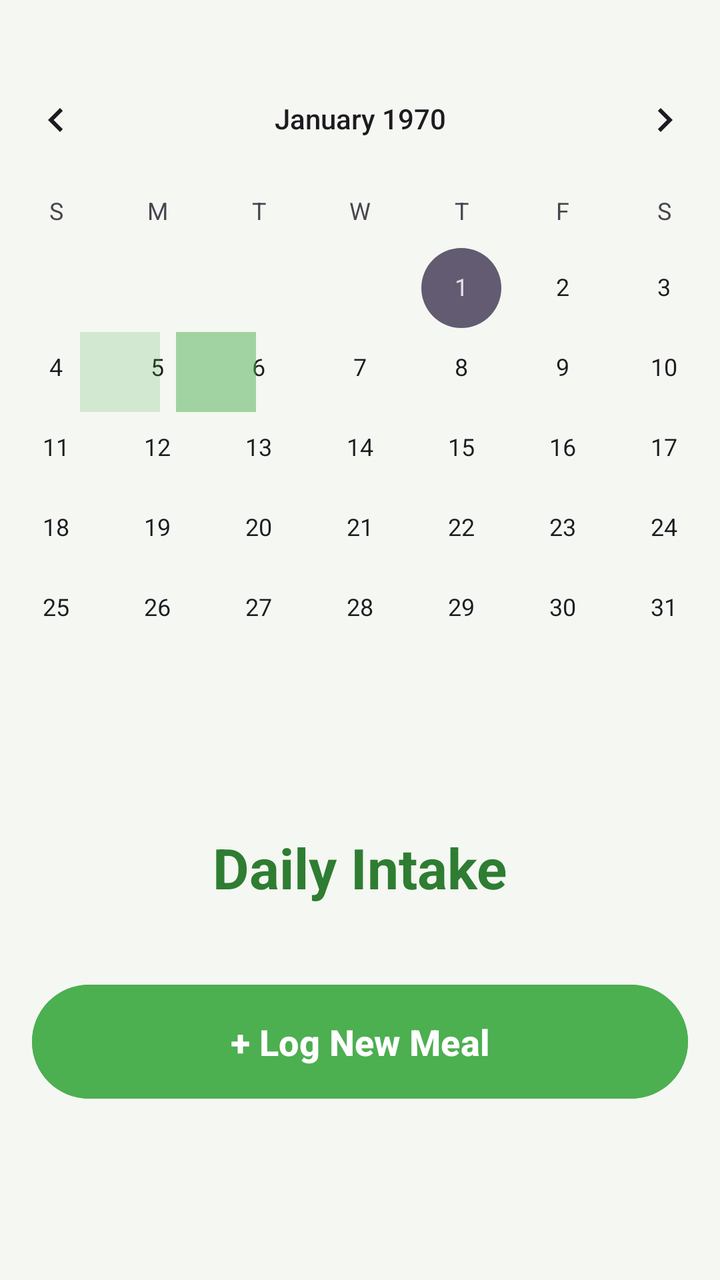
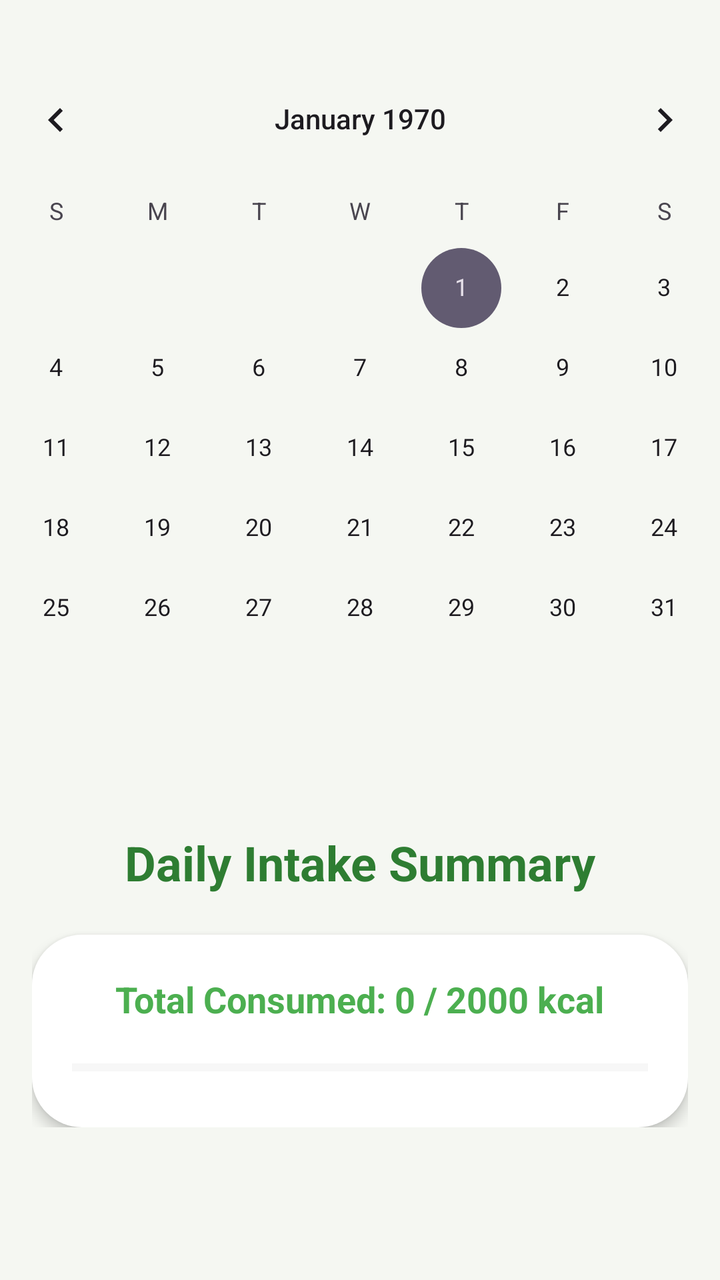

The first picture is an Android layout as it rendered before a commit; the second is the same layout after the commit. The layout source and the unified diff follow.
<!-- AndroidManifest.xml: application theme Theme.Gamstop -->
<!-- res/layout/fragment_calendar_calorie_tracker.xml -->
<?xml version="1.0" encoding="utf-8"?>
<ScrollView xmlns:android="http://schemas.android.com/apk/res/android"
    xmlns:app="http://schemas.android.com/apk/res-auto"
    xmlns:tools="http://schemas.android.com/tools"
    android:layout_width="match_parent"
    android:layout_height="match_parent"
    android:fillViewport="true"
    android:background="#F5F7F2"
    android:clipToPadding="false"
    android:paddingBottom="90dp">

    <RelativeLayout
        android:layout_width="match_parent"
        android:layout_height="wrap_content"
        android:padding="16dp">

        <FrameLayout
            android:id="@+id/calendarContainer"
            android:layout_width="match_parent"
            android:layout_height="wrap_content"
            android:layout_alignParentTop="true"
            android:layout_centerHorizontal="true"
            android:layout_marginTop="10dp">

            <CalendarView
                android:id="@+id/calendarView"
                android:layout_width="395dp"
                android:layout_height="365dp"
                android:layout_gravity="center_horizontal" />

            <View
                android:id="@+id/calendarDayCover"
                android:layout_width="40dp"
                android:layout_height="40dp"
                android:layout_gravity="start"
                android:layout_marginStart="72dp"
                android:layout_marginTop="140dp"
                android:background="#4CAF50"
                android:alpha="0.5" />

            <View
                android:id="@+id/calendarDayCover2"
                android:layout_width="40dp"
                android:layout_height="40dp"
                android:layout_gravity="start"
                android:layout_marginStart="24dp"
                android:layout_marginTop="140dp"
                android:background="#4CAF50"
                android:alpha="0.2" />
        </FrameLayout>

        <TextView
            android:id="@+id/screenTitle"
            android:layout_width="wrap_content"
            android:layout_height="wrap_content"
            android:layout_below="@id/calendarContainer"
            android:layout_centerHorizontal="true"
            android:layout_marginTop="24dp"
            android:text="Daily Intake"
            android:textColor="#2E7D32"
            android:textSize="28sp"
            android:textStyle="bold" />

        <androidx.recyclerview.widget.RecyclerView
            android:id="@+id/recordsRecyclerView"
            android:layout_width="match_parent"
            android:layout_height="wrap_content"
            android:layout_below="@id/screenTitle"
            android:layout_marginTop="12dp"
            android:clipToPadding="false"
            android:nestedScrollingEnabled="false"
            tools:listitem="@layout/item_food_card" />

        <com.google.android.material.button.MaterialButton
            android:id="@+id/addButton"
            android:layout_width="match_parent"
            android:layout_height="65dp"
            android:layout_below="@id/recordsRecyclerView"
            android:layout_marginTop="24dp"
            android:layout_marginBottom="16dp"
            android:backgroundTint="#4CAF50"
            android:elevation="4dp"
            android:text="+ Log New Meal"
            android:textColor="#FFFFFF"
            android:textSize="18sp"
            android:textStyle="bold"
            app:cornerRadius="32dp" />

    </RelativeLayout>
</ScrollView>
<!-- res/layout/item_food_card.xml (included above) -->
<?xml version="1.0" encoding="utf-8"?>
<androidx.cardview.widget.CardView
    xmlns:android="http://schemas.android.com/apk/res/android"
    xmlns:app="http://schemas.android.com/apk/res-auto"
    android:id="@+id/foodCardContainer"
    android:layout_width="match_parent"
    android:layout_height="wrap_content"
    android:layout_marginBottom="16dp"
    android:layout_marginHorizontal="4dp"
    app:cardBackgroundColor="#FFFFFF"
    app:cardCornerRadius="16dp"
    app:cardElevation="3dp">

    <androidx.constraintlayout.widget.ConstraintLayout
        android:layout_width="match_parent"
        android:layout_height="wrap_content"
        android:padding="16dp">

        <TextView
            android:id="@+id/foodName"
            android:layout_width="0dp"
            android:layout_height="wrap_content"
            android:text="Food_Name"
            android:textColor="#212121"
            android:textSize="20sp"
            android:textStyle="bold"
            app:layout_constraintEnd_toStartOf="@+id/foodCalories"
            app:layout_constraintStart_toStartOf="parent"
            app:layout_constraintTop_toTopOf="parent" />

        <TextView
            android:id="@+id/foodDescription"
            android:layout_width="0dp"
            android:layout_height="wrap_content"
            android:layout_marginTop="8dp"
            android:text="Food_Details."
            android:textColor="#757575"
            android:textSize="14sp"
            app:layout_constraintEnd_toStartOf="@+id/foodCalories"
            app:layout_constraintStart_toStartOf="parent"
            app:layout_constraintTop_toBottomOf="@id/foodName" />

        <TextView
            android:id="@+id/foodCalories"
            android:layout_width="wrap_content"
            android:layout_height="wrap_content"
            android:background="#FFF8E1"
            android:paddingHorizontal="12dp"
            android:paddingVertical="8dp"
            android:text="Food_Calories"
            android:textColor="#FF8F00"
            android:textSize="16sp"
            android:textStyle="bold"
            app:layout_constraintBottom_toBottomOf="parent"
            app:layout_constraintEnd_toEndOf="parent"
            app:layout_constraintTop_toTopOf="parent" />

    </androidx.constraintlayout.widget.ConstraintLayout>
</androidx.cardview.widget.CardView>
<!-- resources referenced by this layout -->
<resources>
  <style name="Theme.Gamstop" parent="Base.Theme.Gamstop" />
  <style name="Base.Theme.Gamstop" parent="Theme.Material3.DayNight.NoActionBar">
          
          
      </style>
</resources>

<!-- the commit's change to res/layout/fragment_calendar_calorie_tracker.xml (unified diff, before → after) -->
@@ -1,7 +1,6 @@
 <?xml version="1.0" encoding="utf-8"?>
 <ScrollView xmlns:android="http://schemas.android.com/apk/res/android"
     xmlns:app="http://schemas.android.com/apk/res-auto"
-    xmlns:tools="http://schemas.android.com/tools"
     android:layout_width="match_parent"
     android:layout_height="match_parent"
     android:fillViewport="true"
@@ -27,26 +26,6 @@
                 android:layout_width="395dp"
                 android:layout_height="365dp"
                 android:layout_gravity="center_horizontal" />
-
-            <View
-                android:id="@+id/calendarDayCover"
-                android:layout_width="40dp"
-                android:layout_height="40dp"
-                android:layout_gravity="start"
-                android:layout_marginStart="72dp"
-                android:layout_marginTop="140dp"
-                android:background="#4CAF50"
-                android:alpha="0.5" />
-
-            <View
-                android:id="@+id/calendarDayCover2"
-                android:layout_width="40dp"
-                android:layout_height="40dp"
-                android:layout_gravity="start"
-                android:layout_marginStart="24dp"
-                android:layout_marginTop="140dp"
-                android:background="#4CAF50"
-                android:alpha="0.2" />
         </FrameLayout>
 
         <TextView
@@ -56,95 +35,43 @@
             android:layout_below="@id/calendarContainer"
             android:layout_centerHorizontal="true"
             android:layout_marginTop="24dp"
-            android:text="Daily Intake"
+            android:text="Daily Intake Summary"
             android:textColor="#2E7D32"
-            android:textSize="28sp"
+            android:textSize="24sp"
             android:textStyle="bold" />
 
-        <androidx.recyclerview.widget.RecyclerView
-            android:id="@+id/recordsRecyclerView"
+        <LinearLayout
             android:layout_width="match_parent"
             android:layout_height="wrap_content"
             android:layout_below="@id/screenTitle"
-            android:layout_marginTop="12dp"
-            android:clipToPadding="false"
-            android:nestedScrollingEnabled="false"
-            tools:listitem="@layout/item_food_card" />
+            android:layout_marginTop="20dp"
+            android:background="@drawable/rounded_corner"
+            android:backgroundTint="#FFFFFF"
+            android:elevation="4dp"
+            android:orientation="vertical"
+            android:padding="20dp">
 
-        <com.google.android.material.button.MaterialButton
-            android:id="@+id/addButton"
-            android:layout_width="match_parent"
-            android:layout_height="65dp"
-            android:layout_below="@id/recordsRecyclerView"
-            android:layout_marginTop="24dp"
-            android:layout_marginBottom="16dp"
-            android:backgroundTint="#4CAF50"
-            android:elevation="4dp"
-            android:text="+ Log New Meal"
-            android:textColor="#FFFFFF"
-            android:textSize="18sp"
-            android:textStyle="bold"
-            app:cornerRadius="32dp" />
+            <TextView
+                android:id="@+id/staticCalorieText"
+                android:layout_width="wrap_content"
+                android:layout_height="wrap_content"
+                android:layout_gravity="center"
+                android:text="Total Consumed: 0 / 2000 kcal"
+                android:textColor="#4CAF50"
+                android:textSize="18sp"
+                android:textStyle="bold" />
+
+            <ProgressBar
+                android:id="@+id/staticProgressBar"
+                style="?android:attr/progressBarStyleHorizontal"
+                android:layout_width="match_parent"
+                android:layout_height="20dp"
+                android:layout_marginTop="12dp"
+                android:max="2000"
+                android:progress="0"
+                android:progressTint="#4CAF50"
+                android:progressBackgroundTint="#E0E0E0" />
+        </LinearLayout>
 
     </RelativeLayout>
 </ScrollView>
-<!-- res/layout/item_food_card.xml (included above) -->
-<?xml version="1.0" encoding="utf-8"?>
-<androidx.cardview.widget.CardView
-    xmlns:android="http://schemas.android.com/apk/res/android"
-    xmlns:app="http://schemas.android.com/apk/res-auto"
-    android:id="@+id/foodCardContainer"
-    android:layout_width="match_parent"
-    android:layout_height="wrap_content"
-    android:layout_marginBottom="16dp"
-    android:layout_marginHorizontal="4dp"
-    app:cardBackgroundColor="#FFFFFF"
-    app:cardCornerRadius="16dp"
-    app:cardElevation="3dp">
-
-    <androidx.constraintlayout.widget.ConstraintLayout
-        android:layout_width="match_parent"
-        android:layout_height="wrap_content"
-        android:padding="16dp">
-
-        <TextView
-            android:id="@+id/foodName"
-            android:layout_width="0dp"
-            android:layout_height="wrap_content"
-            android:text="Food_Name"
-            android:textColor="#212121"
-            android:textSize="20sp"
-            android:textStyle="bold"
-            app:layout_constraintEnd_toStartOf="@+id/foodCalories"
-            app:layout_constraintStart_toStartOf="parent"
-            app:layout_constraintTop_toTopOf="parent" />
-
-        <TextView
-            android:id="@+id/foodDescription"
-            android:layout_width="0dp"
-            android:layout_height="wrap_content"
-            android:layout_marginTop="8dp"
-            android:text="Food_Details."
-            android:textColor="#757575"
-            android:textSize="14sp"
-            app:layout_constraintEnd_toStartOf="@+id/foodCalories"
-            app:layout_constraintStart_toStartOf="parent"
-            app:layout_constraintTop_toBottomOf="@id/foodName" />
-
-        <TextView
-            android:id="@+id/foodCalories"
-            android:layout_width="wrap_content"
-            android:layout_height="wrap_content"
-            android:background="#FFF8E1"
-            android:paddingHorizontal="12dp"
-            android:paddingVertical="8dp"
-            android:text="Food_Calories"
-            android:textColor="#FF8F00"
-            android:textSize="16sp"
-            android:textStyle="bold"
-            app:layout_constraintBottom_toBottomOf="parent"
-            app:layout_constraintEnd_toEndOf="parent"
-            app:layout_constraintTop_toTopOf="parent" />
-
-    </androidx.constraintlayout.widget.ConstraintLayout>
-</androidx.cardview.widget.CardView>
<!-- resource entries referenced after the edit -->
@@ -1,6 +1,12 @@
 <!-- resources referenced by this layout -->
 <resources>
+  <!-- drawable rounded_corner (drawable) -->
+  <shape xmlns:android="http://schemas.android.com/apk/res/android">
+      <solid android:color="@color/black"/>
+      <corners android:radius="25dp"/>
+  </shape>
   <style name="Theme.Gamstop" parent="Base.Theme.Gamstop" />
+  <color name="black">#FF000000</color>
   <style name="Base.Theme.Gamstop" parent="Theme.Material3.DayNight.NoActionBar">
           
           
